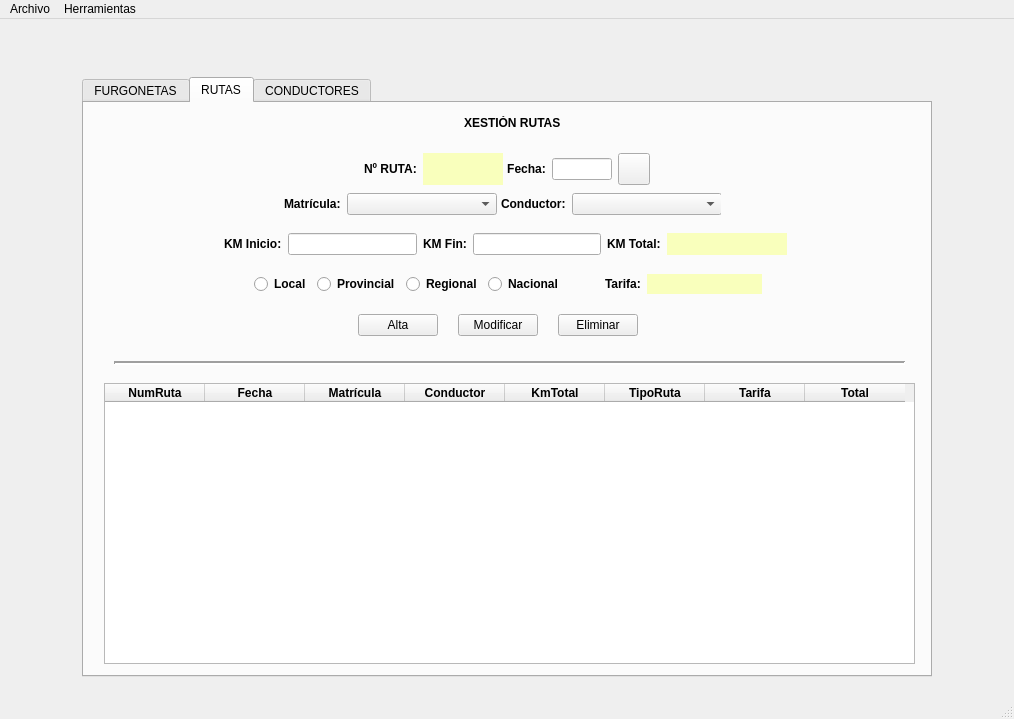
This is ventana.ui in XoanCarlos/PROXECTORECUPERA as Qt 5 draws it before an edit. The edited form follows.
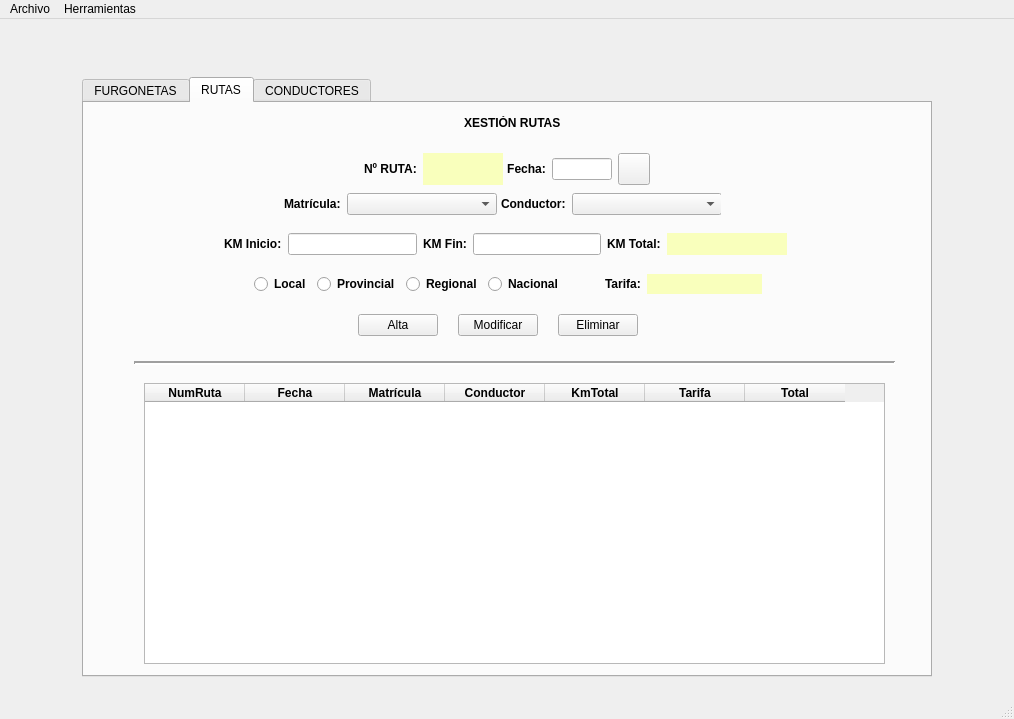
This is the edited form. Icons and pictures are not drawn.

The edit to the form file:
```diff
--- a/ventana.ui
+++ b/ventana.ui
@@ -357,9 +357,9 @@
          <widget class="Line" name="line_3">
           <property name="geometry">
            <rect>
-            <x>30</x>
+            <x>50</x>
             <y>250</y>
-            <width>791</width>
+            <width>761</width>
             <height>21</height>
            </rect>
           </property>
@@ -380,9 +380,9 @@
          <widget class="QTableWidget" name="tabRutas">
           <property name="geometry">
            <rect>
-            <x>20</x>
+            <x>60</x>
             <y>280</y>
-            <width>811</width>
+            <width>741</width>
             <height>281</height>
            </rect>
           </property>
@@ -444,17 +444,6 @@
             </font>
            </property>
           </column>
-          <column>
-           <property name="text">
-            <string>TipoRuta</string>
-           </property>
-           <property name="font">
-            <font>
-             <weight>75</weight>
-             <bold>true</bold>
-            </font>
-           </property>
-          </column>
           <column>
            <property name="text">
             <string>Tarifa</string>
```
